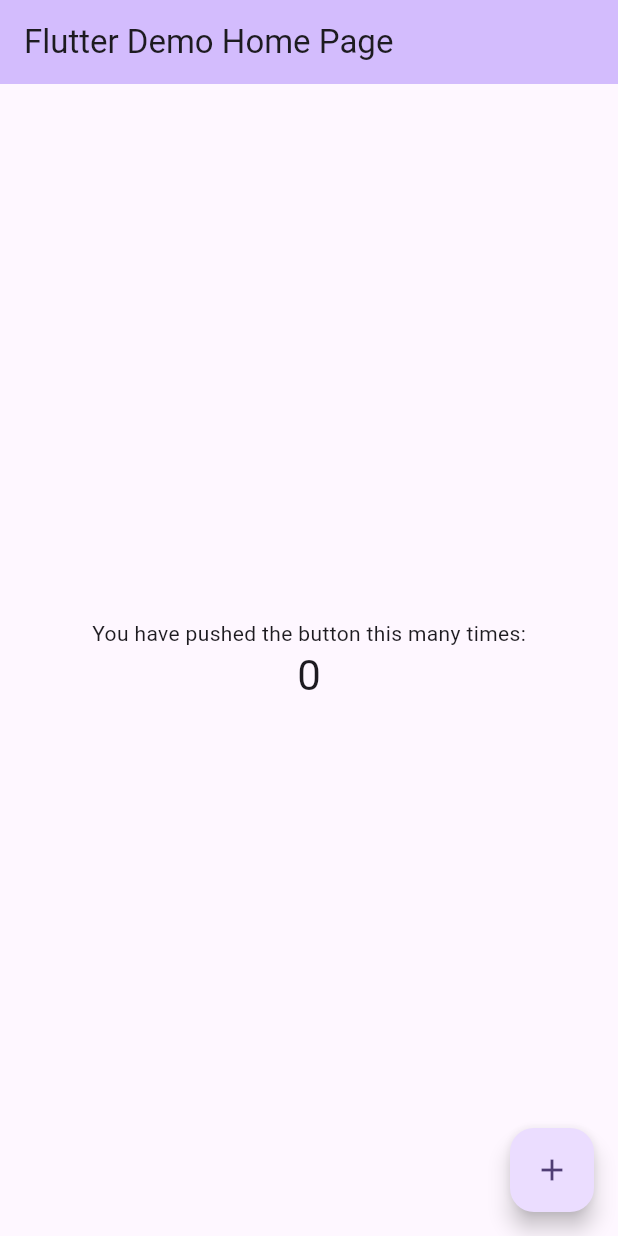
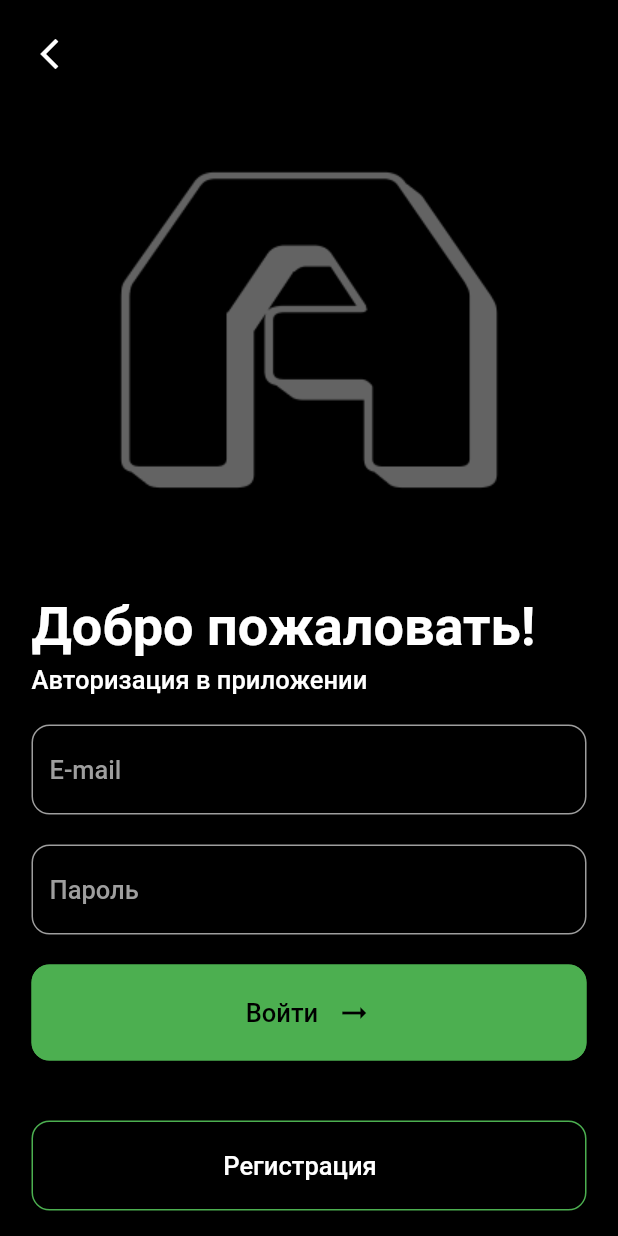
Before and after one commit to Bicubich/music_maker_space, a Flutter app: the screen it shows after launch, on a phone screen of 412 x 824 dp. Run offline on Flutter 3.47's test engine with Material 2 defaults, Android fonts, the phone set to English and light mode, and no system bars; Roboto replaces fonts that are missing (assets/fonts/Manrope_Regular.ttf).

Commit message:
create main auth page

```diff
--- /dev/null
+++ b/lib/common.dart
@@ -0,0 +1,9 @@
+import 'package:flutter/material.dart';
+
+const font = "assets/fonts/Manrope_Regular.ttf";
+
+Color darKGrean = const Color(0x0087c597);
+Color normalGrean = const Color(0x0099d7ad);
+Color lightGrean = const Color(0x00edfff3);
+Color grey = const Color(0x00d8e2d4);
+Color black = const Color(0x00191c1a);
--- a/lib/main.dart
+++ b/lib/main.dart
@@ -1,125 +1,110 @@
 import 'package:flutter/material.dart';
+import 'package:music_maker_space/common.dart';
+
+import 'widgets/my_button.dart';
+import 'widgets/my_text_field.dart';
 
 void main() {
-  runApp(const MyApp());
+  runApp(MaterialApp(
+      debugShowCheckedModeBanner: false,
+      theme: ThemeData(scaffoldBackgroundColor: Colors.black),
+      home: Scaffold(body: AutorizationPage())));
 }
 
-class MyApp extends StatelessWidget {
-  const MyApp({super.key});
+class AutorizationPage extends StatelessWidget {
+  AutorizationPage({super.key});
 
-  // This widget is the root of your application.
-  @override
-  Widget build(BuildContext context) {
-    return MaterialApp(
-      title: 'Flutter Demo',
-      theme: ThemeData(
-        // This is the theme of your application.
-        //
-        // TRY THIS: Try running your application with "flutter run". You'll see
-        // the application has a blue toolbar. Then, without quitting the app,
-        // try changing the seedColor in the colorScheme below to Colors.green
-        // and then invoke "hot reload" (save your changes or press the "hot
-        // reload" button in a Flutter-supported IDE, or press "r" if you used
-        // the command line to start the app).
-        //
-        // Notice that the counter didn't reset back to zero; the application
-        // state is not lost during the reload. To reset the state, use hot
-        // restart instead.
-        //
-        // This works for code too, not just values: Most code changes can be
-        // tested with just a hot reload.
-        colorScheme: ColorScheme.fromSeed(seedColor: Colors.deepPurple),
-        useMaterial3: true,
-      ),
-      home: const MyHomePage(title: 'Flutter Demo Home Page'),
-    );
-  }
-}
-
-class MyHomePage extends StatefulWidget {
-  const MyHomePage({super.key, required this.title});
-
-  // This widget is the home page of your application. It is stateful, meaning
-  // that it has a State object (defined below) that contains fields that affect
-  // how it looks.
-
-  // This class is the configuration for the state. It holds the values (in this
-  // case the title) provided by the parent (in this case the App widget) and
-  // used by the build method of the State. Fields in a Widget subclass are
-  // always marked "final".
-
-  final String title;
-
-  @override
-  State<MyHomePage> createState() => _MyHomePageState();
-}
-
-class _MyHomePageState extends State<MyHomePage> {
-  int _counter = 0;
-
-  void _incrementCounter() {
-    setState(() {
-      // This call to setState tells the Flutter framework that something has
-      // changed in this State, which causes it to rerun the build method below
-      // so that the display can reflect the updated values. If we changed
-      // _counter without calling setState(), then the build method would not be
-      // called again, and so nothing would appear to happen.
-      _counter++;
-    });
-  }
+  final _emailController = TextEditingController();
+  final _passwordController = TextEditingController();
 
   @override
   Widget build(BuildContext context) {
-    // This method is rerun every time setState is called, for instance as done
-    // by the _incrementCounter method above.
-    //
-    // The Flutter framework has been optimized to make rerunning build methods
-    // fast, so that you can just rebuild anything that needs updating rather
-    // than having to individually change instances of widgets.
-    return Scaffold(
-      appBar: AppBar(
-        // TRY THIS: Try changing the color here to a specific color (to
-        // Colors.amber, perhaps?) and trigger a hot reload to see the AppBar
-        // change color while the other colors stay the same.
-        backgroundColor: Theme.of(context).colorScheme.inversePrimary,
-        // Here we take the value from the MyHomePage object that was created by
-        // the App.build method, and use it to set our appbar title.
-        title: Text(widget.title),
+    return SingleChildScrollView(
+      child: Padding(
+        padding: const EdgeInsets.only(top: 24.0, left: 21, right: 21.0),
+        child: Column(children: [
+          const Row(
+            mainAxisAlignment: MainAxisAlignment.start,
+            children: [
+              Icon(
+                Icons.arrow_back_ios_new_sharp,
+                color: Colors.white,
               ),
-      body: Center(
-        // Center is a layout widget. It takes a single child and positions it
-        // in the middle of the parent.
+            ],
+          ),
+          Padding(
+            padding: const EdgeInsets.only(top: 25.0),
+            child: Image.asset('assets/images/logo.png'),
+          ),
+          SizedBox(
+            width: double.infinity,
+            child: Padding(
+              padding: const EdgeInsets.only(top: 30.0),
               child: Column(
-          // Column is also a layout widget. It takes a list of children and
-          // arranges them vertically. By default, it sizes itself to fit its
-          // children horizontally, and tries to be as tall as its parent.
-          //
-          // Column has various properties to control how it sizes itself and
-          // how it positions its children. Here we use mainAxisAlignment to
-          // center the children vertically; the main axis here is the vertical
-          // axis because Columns are vertical (the cross axis would be
-          // horizontal).
-          //
-          // TRY THIS: Invoke "debug painting" (choose the "Toggle Debug Paint"
-          // action in the IDE, or press "p" in the console), to see the
-          // wireframe for each widget.
-          mainAxisAlignment: MainAxisAlignment.center,
-          children: <Widget>[
+                mainAxisAlignment: MainAxisAlignment.start,
+                crossAxisAlignment: CrossAxisAlignment.start,
+                children: [
                   const Text(
-              'You have pushed the button this many times:',
+                    "Добро пожаловать!",
+                    style: TextStyle(
+                        color: Colors.white,
+                        fontSize: 36,
+                        fontWeight: FontWeight.w700,
+                        fontFamily: font),
                   ),
-            Text(
-              '$_counter',
-              style: Theme.of(context).textTheme.headlineMedium,
+                  const Padding(
+                    padding: EdgeInsets.only(top: 4.0),
+                    child: Text(
+                      "Авторизация в приложении",
+                      style: TextStyle(
+                          color: Colors.white,
+                          fontSize: 17,
+                          fontWeight: FontWeight.w500,
+                          fontFamily: font),
+                    ),
+                  ),
+                  Padding(
+                    padding: const EdgeInsets.only(top: 20.0),
+                    child: MyTextField(
+                      hintText: 'E-mail',
+                      controller: _emailController,
+                      keyboardType: TextInputType.emailAddress,
+                    ),
+                  ),
+                  Padding(
+                    padding: const EdgeInsets.only(top: 20.0),
+                    child: MyTextField(
+                      hintText: 'Пароль',
+                      controller: _passwordController,
+                    ),
+                  ),
+                  Padding(
+                    padding: const EdgeInsets.only(top: 20.0),
+                    child: MyButton(
+                      text: 'Войти',
+                      textColor: Colors.black,
+                      fillColor: Colors.green,
+                      borderColor: Colors.green,
+                      icon: const Icon(Icons.arrow_right_alt_outlined,
+                          color: Colors.black),
+                      onTab: () {},
+                    ),
+                  ),
+                  Padding(
+                    padding: const EdgeInsets.symmetric(vertical: 40.0),
+                    child: MyButton(
+                      text: 'Регистрация',
+                      textColor: Colors.white,
+                      borderColor: Colors.green,
+                      onTab: () {},
+                    ),
                   ),
                 ],
               ),
             ),
-      floatingActionButton: FloatingActionButton(
-        onPressed: _incrementCounter,
-        tooltip: 'Increment',
-        child: const Icon(Icons.add),
-      ), // This trailing comma makes auto-formatting nicer for build methods.
+          ),
+        ]),
+      ),
     );
   }
 }
--- /dev/null
+++ b/lib/widgets/my_button.dart
@@ -0,0 +1,55 @@
+import 'package:flutter/material.dart';
+import 'package:music_maker_space/common.dart';
+
+class MyButton extends StatelessWidget {
+  final String text;
+  final Color textColor;
+  final Function() onTab;
+  final Color? borderColor;
+  final Color? fillColor;
+  final Icon? icon;
+  const MyButton({
+    super.key,
+    required this.text,
+    required this.textColor,
+    this.fillColor,
+    this.borderColor,
+    this.icon,
+    required this.onTab,
+  });
+
+  @override
+  Widget build(BuildContext context) {
+    return ElevatedButton(
+      onPressed: onTab,
+      style: ElevatedButton.styleFrom(
+        shape: RoundedRectangleBorder(
+          borderRadius: BorderRadius.circular(12.0),
+          side: BorderSide(
+            color: borderColor ?? Colors.transparent,
+            width: borderColor != null ? 1.0 : 0.0,
+          ),
+        ),
+        backgroundColor: fillColor ?? Colors.transparent,
+        padding: const EdgeInsets.symmetric(horizontal: 50, vertical: 20),
+      ),
+      child: Row(
+        mainAxisAlignment: MainAxisAlignment.center,
+        children: [
+          Text(
+            text,
+            style: TextStyle(
+                color: textColor,
+                fontSize: 17,
+                fontWeight: FontWeight.w500,
+                fontFamily: font),
+          ),
+          Padding(
+            padding: const EdgeInsets.only(left: 12.0),
+            child: icon ?? Container(),
+          )
+        ],
+      ),
+    );
+  }
+}
--- /dev/null
+++ b/lib/widgets/my_text_field.dart
@@ -0,0 +1,39 @@
+import 'package:flutter/material.dart';
+import 'package:music_maker_space/common.dart';
+
+class MyTextField extends StatelessWidget {
+  final String hintText;
+  final TextEditingController controller;
+  final TextInputType? keyboardType;
+  const MyTextField({
+    super.key,
+    required this.hintText,
+    required this.controller,
+    this.keyboardType,
+  });
+
+  @override
+  Widget build(BuildContext context) {
+    return TextField(
+      keyboardType: keyboardType,
+      controller: controller,
+      style: const TextStyle(
+          color: Colors.white,
+          fontSize: 17,
+          fontWeight: FontWeight.w500,
+          fontFamily: font),
+      decoration: InputDecoration(
+        focusedBorder: const OutlineInputBorder(
+          borderSide: BorderSide(color: Colors.grey, width: 4.0),
+        ),
+        enabledBorder: const OutlineInputBorder(
+          borderRadius: BorderRadius.all(Radius.circular(12.0)),
+          borderSide: BorderSide(color: Colors.grey, width: 1.0),
+        ),
+        hintText: hintText,
+        hintStyle: const TextStyle(
+            color: Colors.grey, fontSize: 17, fontWeight: FontWeight.w500),
+      ),
+    );
+  }
+}
```
Also changed, not shown: pubspec.yaml (+6 -14 lines), assets/fonts/Manrope_Regular.ttf (added), assets/images/logo.png (added), 1 other file. Lines whose indentation alone changed are shown as unchanged.
